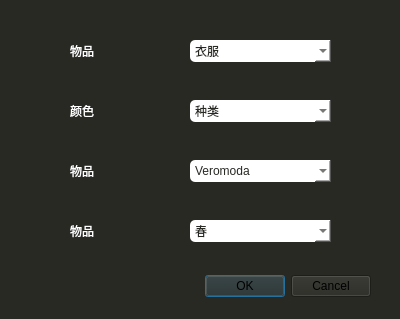
This is code/add.ui in RachelWealth/IoT-course-practice as Qt 5 draws it before an edit. The edited form follows.
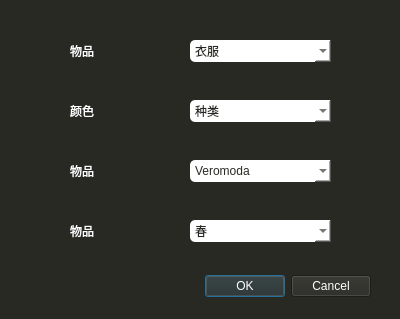
This is the edited form.

```diff
--- a/code/add.ui
+++ b/code/add.ui
@@ -25,6 +25,9 @@
      <height>32</height>
     </rect>
    </property>
+   <property name="styleSheet">
+    <string notr="true">color:rgb(255, 255, 255)</string>
+   </property>
    <property name="orientation">
     <enum>Qt::Horizontal</enum>
    </property>
```
